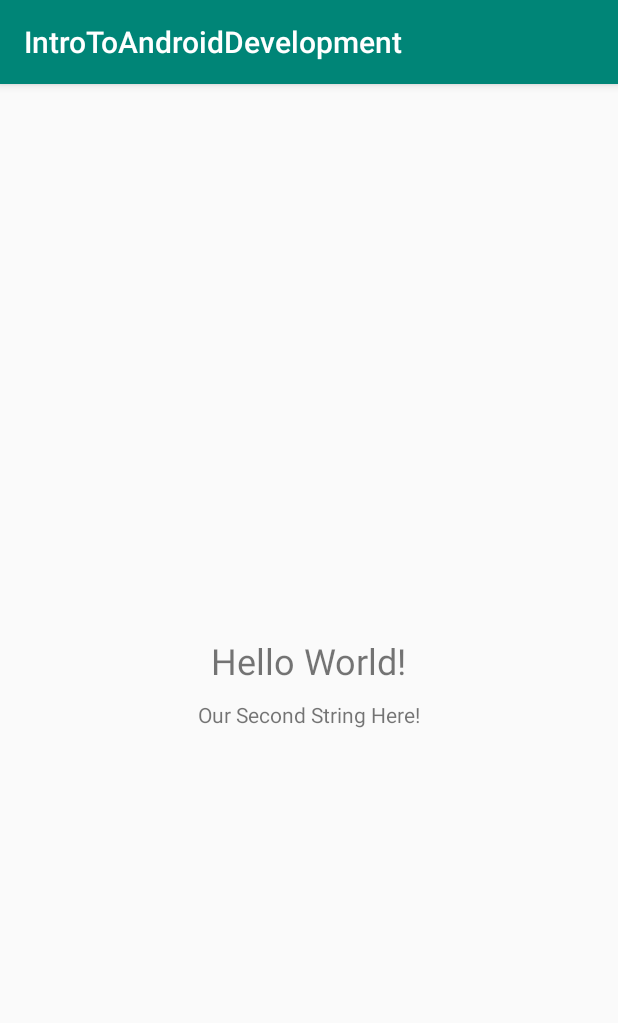
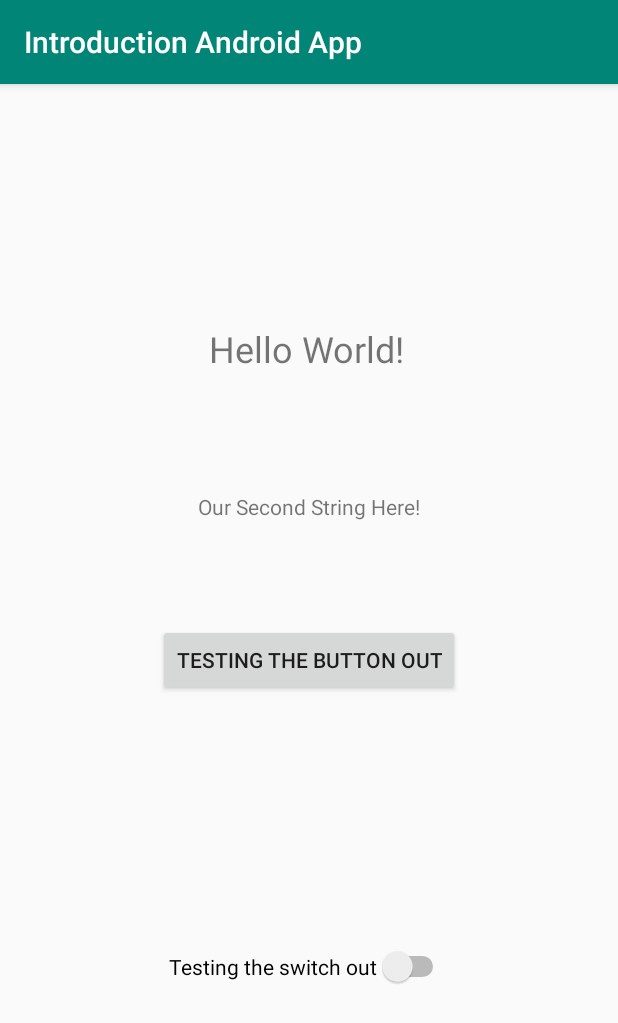
Before and after one commit to benvanarragon/IntroToAndroidDevelopment, an Android app: the screen it shows after launch (MainActivity), on a phone screen of 412 x 824 dp. Shown: the top 1023 px of the screen. Run offline under Robolectric (Android 15) with nearby library versions, the phone set to English and light mode, and no system bars.

Commit message:
added btn, added switch, if statement to switch btn text

```diff
--- a/app/build.gradle
+++ b/app/build.gradle
@@ -25,4 +25,5 @@ dependencies {
     testImplementation 'junit:junit:4.12'
     androidTestImplementation 'com.android.support.test:runner:1.0.2'
     androidTestImplementation 'com.android.support.test.espresso:espresso-core:3.0.2'
+    implementation 'com.android.support:design:28.0.0'
 }
--- a/app/src/main/AndroidManifest.xml
+++ b/app/src/main/AndroidManifest.xml
@@ -1,6 +1,8 @@
 <?xml version="1.0" encoding="utf-8"?>
 <manifest xmlns:android="http://schemas.android.com/apk/res/android"
     package="com.example.introtoandroiddevelopment">
+
+    <!-- sets out a few global properties of the app, waiting to evolve to JSON, use XML format, launcher icon, app name etc.. -->
 
     <application
         android:allowBackup="true"
--- a/app/src/main/java/com/example/introtoandroiddevelopment/MainActivity.java
+++ b/app/src/main/java/com/example/introtoandroiddevelopment/MainActivity.java
@@ -1,13 +1,29 @@
+//auto generated code with main activity, name of package and name of project
 package com.example.introtoandroiddevelopment;
 
+//import statements, including backwards compatibility
 import android.support.v7.app.AppCompatActivity;
 import android.os.Bundle;
+import android.view.View;
+import android.widget.Button;
 
 public class MainActivity extends AppCompatActivity {
 
+    //basically instantiates an instance of our layout, sets our activity main which sets the content view, and renders the screen
     @Override
     protected void onCreate(Bundle savedInstanceState) {
         super.onCreate(savedInstanceState);
         setContentView(R.layout.activity_main);
+
+        final Button button = findViewById(R.id.button);
+        button.setOnClickListener(new View.OnClickListener() {
+            public void onClick(View v) {
+                if(button.getText().toString().equals(getResources().getString(R.string.button_text))){
+                    button.setText(R.string.button_clicked_text);
+                }else if(button.getText().toString().equals(getResources().getString(R.string.button_clicked_text))){
+                    button.setText(R.string.button_text);
+                }
+            }
+        });
     }
 }
--- a/app/src/main/res/layout/activity_main.xml
+++ b/app/src/main/res/layout/activity_main.xml
@@ -6,26 +6,65 @@
     android:layout_height="match_parent"
     tools:context=".MainActivity">
 
+    <!-- front end, contains the design code for the layout and screen-->
+
     <TextView
         android:id="@+id/helloTextView"
         android:layout_width="wrap_content"
         android:layout_height="wrap_content"
+        android:layout_marginBottom="8dp"
         android:padding="@dimen/large_text_padding"
         android:text="@string/hello_world"
         android:textSize="24sp"
-        app:layout_constraintBottom_toBottomOf="parent"
+        app:layout_constraintBottom_toTopOf="@+id/button"
+        app:layout_constraintHorizontal_bias="0.496"
         app:layout_constraintLeft_toLeftOf="parent"
         app:layout_constraintRight_toRightOf="parent"
         app:layout_constraintTop_toTopOf="parent" />
 
     <TextView
+        android:id="@+id/secondStringTextView"
         android:layout_width="wrap_content"
         android:layout_height="wrap_content"
+
+        android:layout_marginStart="8dp"
+        android:layout_marginTop="8dp"
+        android:layout_marginEnd="8dp"
+        android:layout_marginBottom="8dp"
         android:text="@string/our_second_string"
+        app:layout_constraintBottom_toTopOf="@+id/button"
+        app:layout_constraintEnd_toEndOf="parent"
+        app:layout_constraintStart_toStartOf="parent"
+        app:layout_constraintTop_toBottomOf="@+id/helloTextView" />
 
-        app:layout_constraintLeft_toLeftOf="parent"
-        app:layout_constraintRight_toRightOf="parent"
-        app:layout_constraintTop_toBottomOf="@id/helloTextView"
-        android:id="@+id/secondStringTextView"/>
+    <Button
+        android:id="@+id/button"
+        android:layout_width="wrap_content"
+        android:layout_height="wrap_content"
+        android:layout_marginStart="8dp"
+        android:layout_marginTop="8dp"
+        android:layout_marginEnd="8dp"
+        android:layout_marginBottom="8dp"
+        android:text="@string/button_text"
+        app:layout_constraintBottom_toBottomOf="parent"
+        app:layout_constraintEnd_toEndOf="parent"
+        app:layout_constraintStart_toStartOf="parent"
+        app:layout_constraintTop_toTopOf="parent" />
+
+    <Switch
+        android:id="@+id/switch1"
+        android:layout_width="wrap_content"
+        android:layout_height="wrap_content"
+        android:layout_marginStart="8dp"
+        android:layout_marginTop="8dp"
+        android:layout_marginEnd="8dp"
+        android:layout_marginBottom="8dp"
+        android:text="@string/switch_text"
+        android:textColorHighlight="@color/colorPrimaryDark"
+        android:textColorLink="@color/colorPrimaryDark"
+        app:layout_constraintBottom_toBottomOf="parent"
+        app:layout_constraintEnd_toEndOf="parent"
+        app:layout_constraintStart_toStartOf="parent"
+        app:layout_constraintTop_toBottomOf="@+id/button" />
 
 </android.support.constraint.ConstraintLayout>
--- a/app/src/main/res/values/strings.xml
+++ b/app/src/main/res/values/strings.xml
@@ -1,5 +1,8 @@
 <resources>
-    <string name="app_name">IntroToAndroidDevelopment</string>
+    <string name="app_name">Introduction Android App</string>
     <string name="hello_world">Hello World!</string>
     <string name="our_second_string">Our Second String Here!</string>
+    <string name="button_text">Testing the button out</string>
+    <string name="button_clicked_text">Button Clicked!!</string>
+    <string name="switch_text">Testing the switch out</string>
 </resources>
--- a/app/src/main/res/values/styles.xml
+++ b/app/src/main/res/values/styles.xml
@@ -5,7 +5,7 @@
         <!-- Customize your theme here. -->
         <item name="colorPrimary">@color/colorPrimary</item>
         <item name="colorPrimaryDark">@color/colorPrimaryDark</item>
-        <item name="colorAccent">@color/colorAccent</item>
+        <item name="colorAccent">@android:color/holo_blue_light</item>
     </style>
 
 </resources>
```
